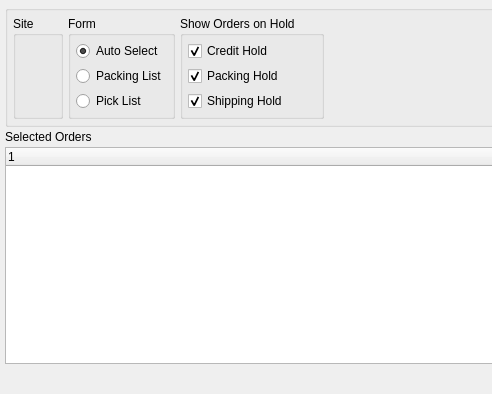
Old version of the form guiclient/packingListBatch.ui in the repository Pegasus-RPG/xtuple-client; both pictures show x 0 to 492 and y 0 to 394 of the 707 by 394 pixel window.
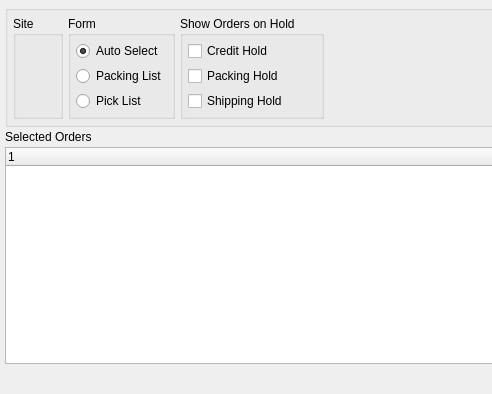
New version of the form. Custom widgets are drawn as their Qt base class.

Commit message: Set remembered checked state in the constructor once objectName() exists.

Patch:
```diff
--- a/guiclient/packingListBatch.ui
+++ b/guiclient/packingListBatch.ui
@@ -114,7 +114,7 @@
                <property name="text">
                 <string>Credit Hold</string>
                </property>
-               <property name="checked">
+               <property name="defaultChecked">
                 <bool>true</bool>
                </property>
               </widget>
@@ -124,7 +124,7 @@
                <property name="text">
                 <string>Packing Hold</string>
                </property>
-               <property name="checked">
+               <property name="defaultChecked">
                 <bool>true</bool>
                </property>
               </widget>
@@ -134,7 +134,7 @@
                <property name="text">
                 <string>Shipping Hold</string>
                </property>
-               <property name="checked">
+               <property name="defaultChecked">
                 <bool>true</bool>
                </property>
               </widget>
```
The commit also changes 2 other files.
